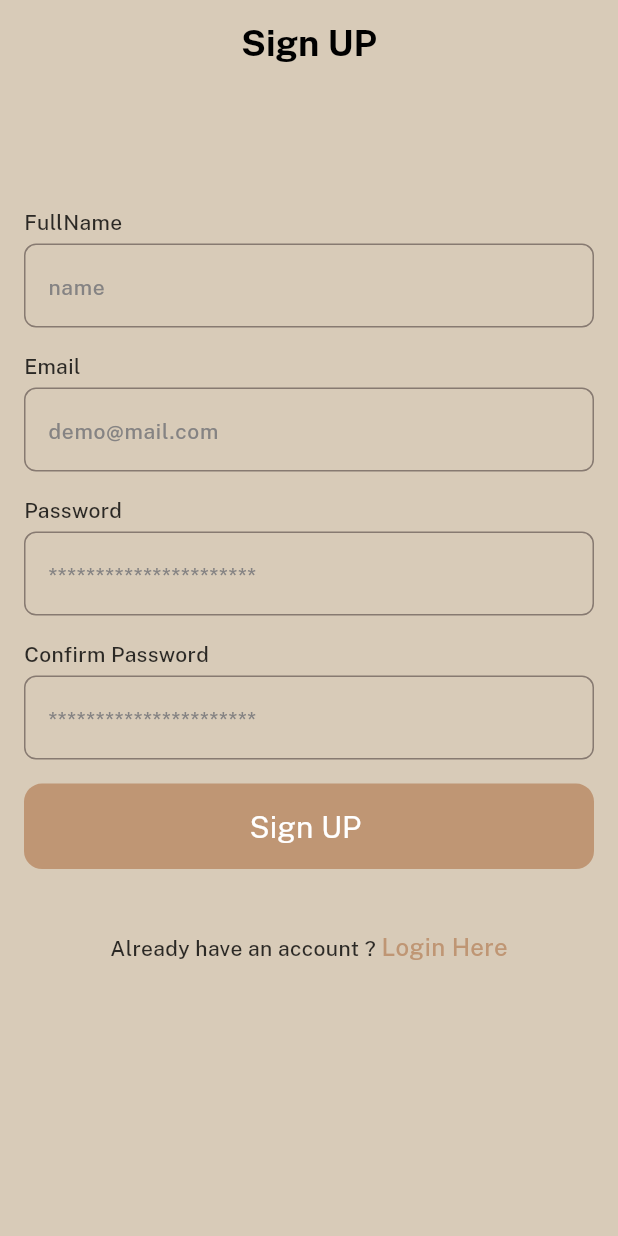
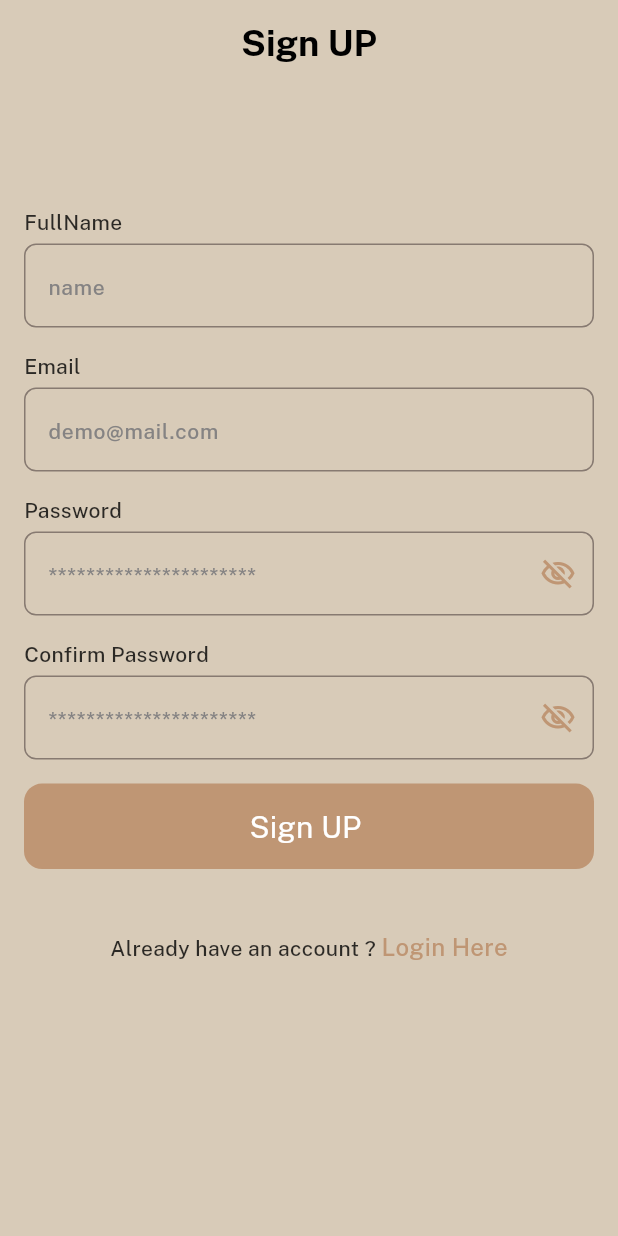
Before and after one commit to Belalwael26/dreamHome, a Flutter app: the RegisterScreen screen opened by its route, on a phone screen of 412 x 824 dp. Run offline on Flutter 3.47's test engine with Material 3 defaults, Android fonts, the phone set to English and light mode, and no system bars; our stand-ins replace carousel_slider, cloud_firestore, dartz, equatable, firebase_auth, firebase_core and 8 more; accounts and stored records are empty; project files that could hold a hidden picture were left out.

Commit message:
finish_register_screen

```diff
--- a/dream_home/lib/di.dart
+++ b/dream_home/lib/di.dart
@@ -1,6 +1,9 @@
 import 'package:dream_home/feature/auth/data/repo/login/login_repo.dart';
 import 'package:dream_home/feature/auth/data/repo/login/login_repo_impl.dart';
+import 'package:dream_home/feature/auth/data/repo/register/register_repo.dart';
+import 'package:dream_home/feature/auth/data/repo/register/register_repo_impl.dart';
 import 'package:dream_home/feature/auth/presentation/cubit/login/login_cubit.dart';
+import 'package:dream_home/feature/auth/presentation/cubit/register/register_cubit.dart';
 import 'package:flutter/material.dart';
 import 'package:get_it/get_it.dart';
 import 'package:shared_preferences/shared_preferences.dart';
@@ -25,8 +28,10 @@ Future<void> _registerSingletons() async {
 
 void _registerRepos() {
   getIt.registerSingleton<LoginRepo>(LoginRepoImpl());
+  getIt.registerSingleton<RegisterRepo>(RegisterRepoImpl());
 }
 
 void _registerFactory() {
   getIt.registerFactory<LoginCubit>(() => LoginCubit(getIt()));
+  getIt.registerFactory<RegisterCubit>(() => RegisterCubit(getIt()));
 }
--- a/dream_home/lib/feature/auth/presentation/cubit/register/register_state.dart
+++ b/dream_home/lib/feature/auth/presentation/cubit/register/register_state.dart
@@ -8,3 +8,25 @@ sealed class RegisterState extends Equatable {
 }
 
 final class RegisterInitial extends RegisterState {}
+
+final class RegisterLoading extends RegisterState {}
+
+final class RegisterSuccess extends RegisterState {
+  final UserModel user;
+  const RegisterSuccess(this.user);
+
+  @override
+  List<Object> get props => [user];
+}
+
+final class RegisterError extends RegisterState {
+  final String message;
+  const RegisterError(this.message);
+
+  @override
+  List<Object> get props => [message];
+}
+
+class ChangePasswordObsecureTextState extends RegisterState {}
+
+class ChangeConfirmPasswordObsecureTextState extends RegisterState {}
--- a/dream_home/lib/feature/auth/presentation/views/register_screen.dart
+++ b/dream_home/lib/feature/auth/presentation/views/register_screen.dart
@@ -1,5 +1,9 @@
+import 'package:dream_home/core/function/show_toast.dart';
+import 'package:dream_home/core/function/validation.dart';
 import 'package:dream_home/core/styles/app_text_style.dart';
 import 'package:dream_home/core/utils/app_color.dart';
+import 'package:dream_home/core/widget/custom_loader.dart';
+import 'package:dream_home/di.dart';
 import 'package:flutter/material.dart';
 import 'package:flutter_bloc/flutter_bloc.dart';
 import 'package:go_router/go_router.dart';
@@ -17,20 +21,38 @@ class RegisterScreen extends StatelessWidget {
 
   @override
   Widget build(BuildContext context) {
+    return BlocProvider(
+        create: (context) => RegisterCubit(getIt()),
+        child: BlocConsumer<RegisterCubit, RegisterState>(
+          listener: (context, state) {
+            if (state is RegisterSuccess) {
+              showToast(
+                message: "Register Success",
+                backgroundColor: AppColor.beanut,
+              );
+              context.pushReplacement(Routes.whoareyou);
+            } else if (state is RegisterError) {
+              showToast(
+                message: state.message,
+                backgroundColor: AppColor.redED,
+              );
+            }
+          },
+          builder: (context, state) {
+            final cubit = context.read<RegisterCubit>();
             return Scaffold(
                 appBar: appBar(
                   context,
                   title: "Sign UP",
                   automaticallyImplyLeading: false,
                 ),
-      body: BlocProvider(
-        create: (context) => RegisterCubit(),
-        child: BlocBuilder<RegisterCubit, RegisterState>(
-          builder: (context, state) {
-            final cubit = context.read<RegisterCubit>();
-            return SingleChildScrollView(
+                body: state is RegisterLoading
+                    ? CustomLoader()
+                    : SingleChildScrollView(
                         child: Padding(
                           padding: const EdgeInsets.symmetric(horizontal: 16),
+                          child: Form(
+                            key: cubit.formKey,
                             child: Column(
                               crossAxisAlignment: CrossAxisAlignment.start,
                               children: [
@@ -42,7 +64,10 @@ class RegisterScreen extends StatelessWidget {
                                 height(4),
                                 CustomTextFormFiled(
                                   hintText: "name",
-                      controller: cubit.emailController,
+                                  controller: cubit.userNameController,
+                                  validator: (val) =>
+                                      AppValidation.displayNameValidator(
+                                          cubit.userNameController.text),
                                 ),
                                 height(16),
                                 Text(
@@ -53,6 +78,9 @@ class RegisterScreen extends StatelessWidget {
                                 CustomTextFormFiled(
                                   hintText: "demo@mail.com",
                                   controller: cubit.emailController,
+                                  validator: (val) =>
+                                      AppValidation.emailValidator(
+                                          cubit.emailController.text),
                                 ),
                                 height(16),
                                 Text(
@@ -63,6 +91,21 @@ class RegisterScreen extends StatelessWidget {
                                 CustomTextFormFiled(
                                   hintText: "**********************",
                                   controller: cubit.passwordController,
+                                  obscureText: cubit.passwordObsecureText,
+                                  validator: (val) =>
+                                      AppValidation.passwordVaildtor(
+                                          cubit.passwordController.text),
+                                  suffixIcon: IconButton(
+                                    icon: Icon(
+                                      cubit.passwordObsecureText
+                                          ? Icons.visibility_outlined
+                                          : Icons.visibility_off_outlined,
+                                      color: AppColor.beanut,
+                                    ),
+                                    onPressed: () {
+                                      cubit.changepasswordObsecureText();
+                                    },
+                                  ),
                                 ),
                                 height(16),
                                 Text(
@@ -71,8 +114,27 @@ class RegisterScreen extends StatelessWidget {
                                 ),
                                 height(4),
                                 CustomTextFormFiled(
+                                  validator: (val) =>
+                                      AppValidation.confirmPasswordVaildtor(
+                                    password:
+                                        cubit.confirmPasswordController.text,
+                                    value: cubit.passwordController.text,
+                                  ),
                                   hintText: "**********************",
-                      controller: cubit.passwordController,
+                                  controller: cubit.confirmPasswordController,
+                                  obscureText:
+                                      cubit.confirmPasswordObsecureText,
+                                  suffixIcon: IconButton(
+                                    icon: Icon(
+                                      cubit.confirmPasswordObsecureText
+                                          ? Icons.visibility_outlined
+                                          : Icons.visibility_off_outlined,
+                                      color: AppColor.beanut,
+                                    ),
+                                    onPressed: () {
+                                      cubit.changeconfirmPasswordObsecureText();
+                                    },
+                                  ),
                                 ),
                                 height(16),
                                 CustomAppButton(
@@ -80,7 +142,7 @@ class RegisterScreen extends StatelessWidget {
                                   containerColor: AppColor.beanut,
                                   textColor: AppColor.white,
                                   onPressed: () {
-                        context.pushReplacement(Routes.whoareyou);
+                                    cubit.register();
                                   },
                                 ),
                                 height(heightSize(context) * 0.05),
@@ -88,10 +150,9 @@ class RegisterScreen extends StatelessWidget {
                               ],
                             ),
                           ),
-            );
+                        ),
+                      ));
           },
-        ),
-      ),
-    );
+        ));
   }
 }
--- a/dream_home/lib/main.dart
+++ b/dream_home/lib/main.dart
@@ -5,7 +5,7 @@ import 'package:flutter/material.dart';
 
 void main() async {
   WidgetsFlutterBinding.ensureInitialized();
-  Firebase.initializeApp();
+  await Firebase.initializeApp();
   await initDependencyInjection();
   runApp(const DreamHomeApp());
 }
```
Also changed, not shown: dream_home/lib/core/function/show_toast.dart (+3 -6 lines), dream_home/lib/feature/auth/data/repo/register/register_repo.dart (added, +11 -0 lines), dream_home/lib/feature/auth/data/repo/register/register_repo_impl.dart (added, +49 -0 lines), dream_home/lib/feature/auth/presentation/cubit/register/register_cubit.dart (+46 -1 lines), dream_home/lib/feature/auth/presentation/views/login_screen.dart (+8 -2 lines). Lines whose indentation alone changed are shown as unchanged.
